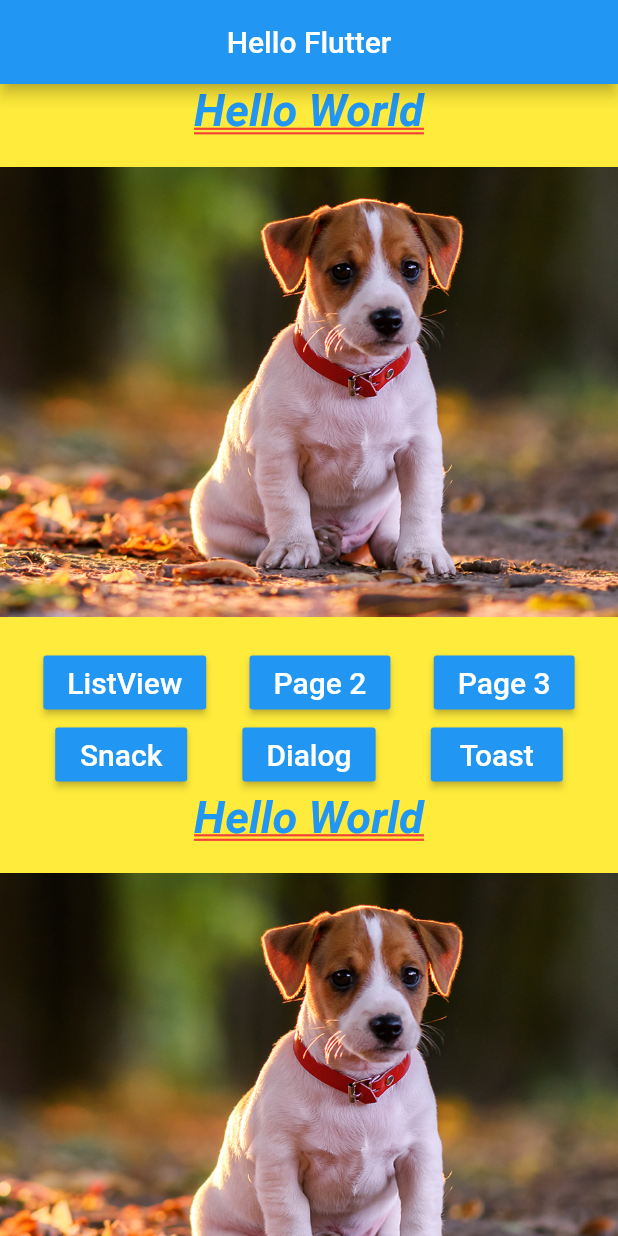
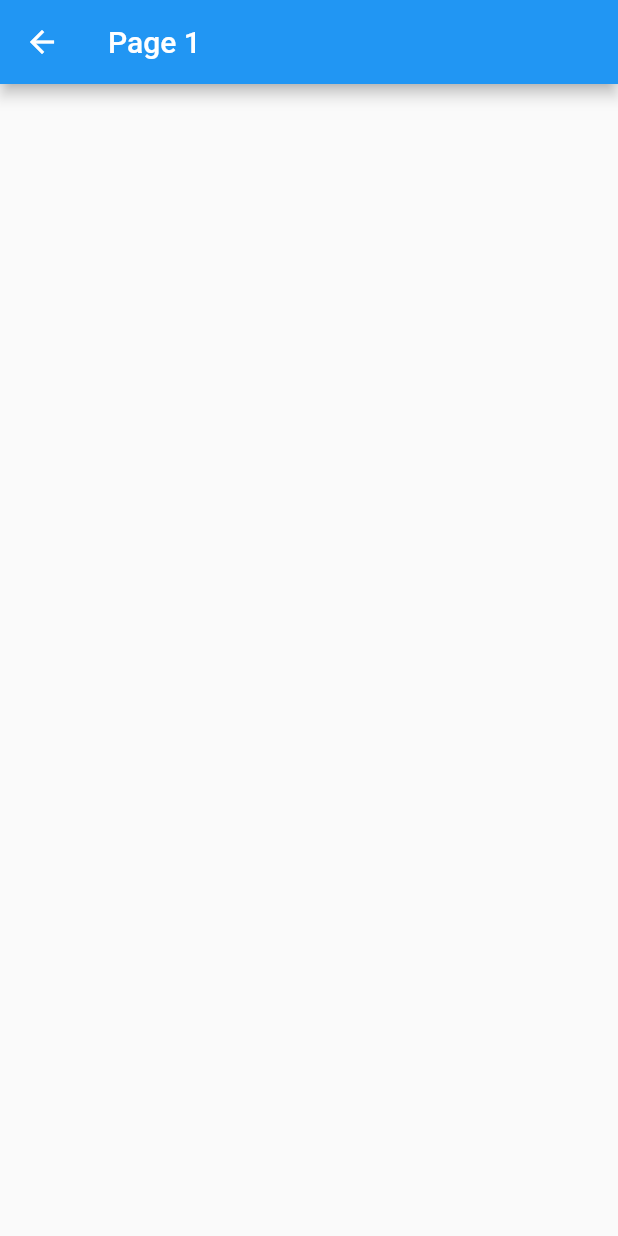
Before and after one commit to mauro-santos/flutter_hello1, a Flutter app: the screen it shows after launch, after a tap on "ListView", on a phone screen of 412 x 824 dp. Run offline on Flutter 3.47's test engine with Material 2 defaults, Android fonts, the phone set to English and light mode, and no system bars.

Commit message:
- Navegação para páginas. - Método de botões dinâmicos recebendo contexto e função.

```diff
--- a/lib/home_page.dart
+++ b/lib/home_page.dart
@@ -1,5 +1,8 @@
 import 'package:flutter/cupertino.dart';
 import 'package:flutter/material.dart';
+import 'package:flutterhello1/pages/hello_page1.dart';
+import 'package:flutterhello1/pages/hello_page2.dart';
+import 'package:flutterhello1/pages/hello_page3.dart';
 
 class HomePage extends StatelessWidget {
   @override
@@ -11,33 +14,20 @@ class HomePage extends StatelessWidget {
         ),
         centerTitle: true,
       ),
-      body: _body(),
+      body: _body(context),
     );
   }
 
-  _body() {
-    //return Padding(
-    return SingleChildScrollView(
-      //padding: const EdgeInsets.all(16.0),
-      child: Container(
-        color: Colors.yellow,
+  _body(BuildContext context) {
+    return Container(
+      color: Colors.white,
       child: Column(
         mainAxisAlignment: MainAxisAlignment.center,
         children: <Widget>[
           _text(),
           _pageView(),
-            _buttons(),
-            _text(),
-            _pageView(),
-            _buttons(),
-            _text(),
-            _pageView(),
-            _buttons(),
-            _text(),
-            _pageView(),
-            _buttons(),
+          _buttons(context),
         ],
-        ),
       ),
     );
   }
@@ -58,30 +48,48 @@ class HomePage extends StatelessWidget {
     );
   }
 
-  _buttons() {
+  _buttons(BuildContext context) {
     return Column(
       children: <Widget>[
         Row(
           mainAxisAlignment: MainAxisAlignment.spaceEvenly,
           children: <Widget>[
-            _button("ListView"),
-            _button("Page 2"),
-            _button("Page 3"),
+            _button(context, "ListView", () => _onClickNavigator(context, HelloPage1())),
+            _button(context, "Page 2", () => _onClickNavigator(context, HelloPage2())),
+            _button(context, "Page 3", () => _onClickNavigator(context, HelloPage3())),
           ],
         ),
         Row(
           mainAxisAlignment: MainAxisAlignment.spaceEvenly,
           children: <Widget>[
-            _button("Snack"),
-            _button("Dialog"),
-            _button("Toast"),
+            _button(context, "Snack", _onClickSnack),
+            _button(context, "Dialog", _onClickDialog),
+            _button(context, "Toast", _onClickToast),
           ],
         ),
       ],
     );
   }
 
-  _button(String text) {
+  void _onClickNavigator(BuildContext context, Widget page) {
+    Navigator.push(context, MaterialPageRoute(builder: (BuildContext context) {
+      return page;
+    }));
+  }
+
+  _onClickSnack() {
+    print("Clique em Snack!");
+  }
+
+  _onClickDialog() {
+    print("Clique em Dialog!");
+  }
+
+  _onClickToast() {
+    print("Clique em Toast!");
+  }
+
+  _button(BuildContext context, String text, Function onPressed) {
     return RaisedButton(
       color: Colors.blue,
       child: Text(
@@ -91,14 +99,8 @@ class HomePage extends StatelessWidget {
           fontSize: 20,
         ),
       ),
-      onPressed: () {
-        _onClickOk();
-      },
+      onPressed: onPressed,
     );
-  }
-
-  void _onClickOk() {
-    print("Clicou no botão!");
   }
 
   _listImg() {
--- /dev/null
+++ b/lib/pages/hello_page1.dart
@@ -0,0 +1,14 @@
+import 'package:flutter/material.dart';
+
+class HelloPage1 extends StatelessWidget {
+  @override
+  Widget build(BuildContext context) {
+    return Scaffold(
+      appBar: AppBar(
+        title: Text(
+          "Page 1",
+        ),
+      ),
+    );
+  }
+}
```
Also changed, not shown: lib/pages/hello_page2.dart (added, +14 -0 lines), lib/pages/hello_page3.dart (added, +14 -0 lines). Lines whose indentation alone changed are shown as unchanged.
